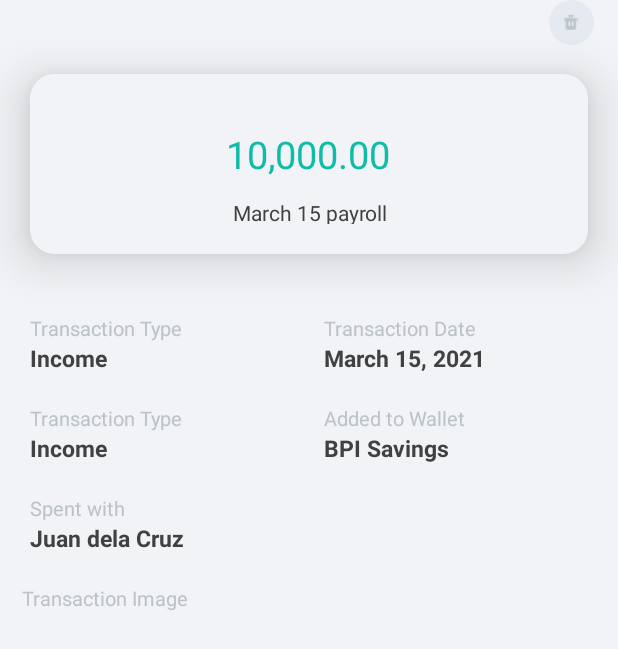
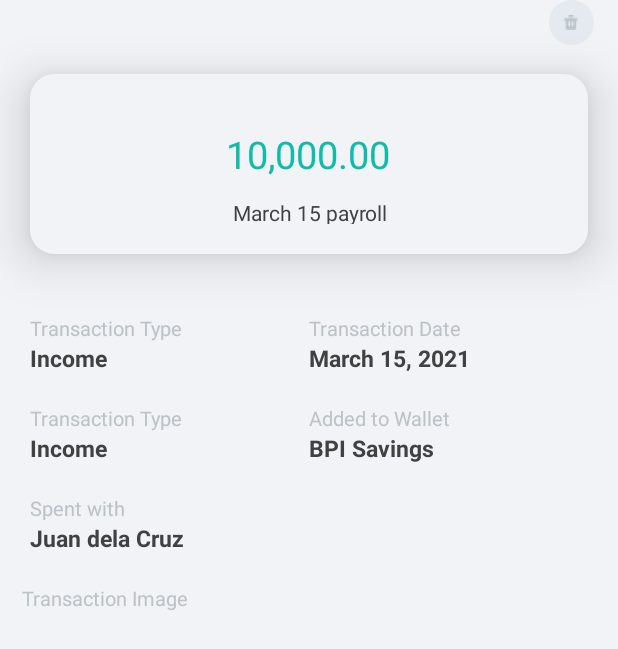
Before and after one commit to jaimejazarenoiii/kwartracker-android, an Android app: the fragment TransactionAddFragment placed in its activity, on a phone screen of 412 x 824 dp. Shown: the top 649 px of the screen. Run offline under Robolectric (Android 15) with nearby library versions, the phone set to English and light mode, and no system bars; our stand-ins replace data binding.

Commit message:
added a margin top and margin end

```diff
--- a/app/src/main/res/layout/fragment_transaction_details.xml
+++ b/app/src/main/res/layout/fragment_transaction_details.xml
@@ -68,7 +68,8 @@
             android:layout_height="wrap_content"
             android:layout_marginTop="40dp"
             android:orientation="horizontal"
-            android:paddingStart="20dp"
+            android:layout_marginStart="20dp"
+            android:layout_marginEnd="20dp"
             android:weightSum="2"
             app:layout_constraintEnd_toEndOf="parent"
             app:layout_constraintHorizontal_bias="0.0"
```
